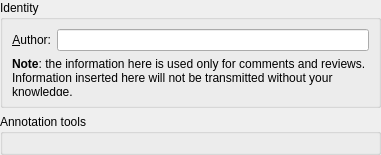
Before: the Qt Designer form conf/dlgannotationsbase.ui in KDE/okular, drawn with Qt 5.
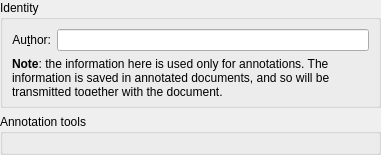
After: the same form once the commit is applied.

Commit message:
Improve layout of annotation configuration dialogs
Summary:
The config dialog of each annotation tool is now a form layout without group boxes. Everything is aligned.

Reviewers: #okular, #vdg, ngraham, aacid

Reviewed By: #okular, #vdg, ngraham, aacid

Subscribers: sander, davidhurka, aacid, okular-devel, knambiar, ngraham

Tags: #okular

Maniphest Tasks: T8076

What changed in the file:
```diff
--- a/conf/dlgannotationsbase.ui
+++ b/conf/dlgannotationsbase.ui
@@ -52,7 +52,7 @@
       <item row="0" column="0" >
        <widget class="QLabel" name="label" >
         <property name="text" >
-         <string>&amp;Author:</string>
+         <string>Au&amp;thor:</string>
         </property>
         <property name="alignment" >
          <set>Qt::AlignRight|Qt::AlignTrailing|Qt::AlignVCenter</set>
@@ -68,7 +68,7 @@
       <item row="1" column="0" colspan="2" >
        <widget class="QLabel" name="label_2" >
         <property name="text" >
-         <string>&lt;b>Note&lt;/b>: the information here is used only for comments and reviews. Information inserted here will not be transmitted without your knowledge.</string>
+         <string>&lt;b>Note&lt;/b>: the information here is used only for annotations. The information is saved in annotated documents, and so will be transmitted together with the document.</string>
         </property>
         <property name="alignment" >
          <set>Qt::AlignLeading|Qt::AlignLeft|Qt::AlignTop</set>
```
The commit also changes 3 other files.
